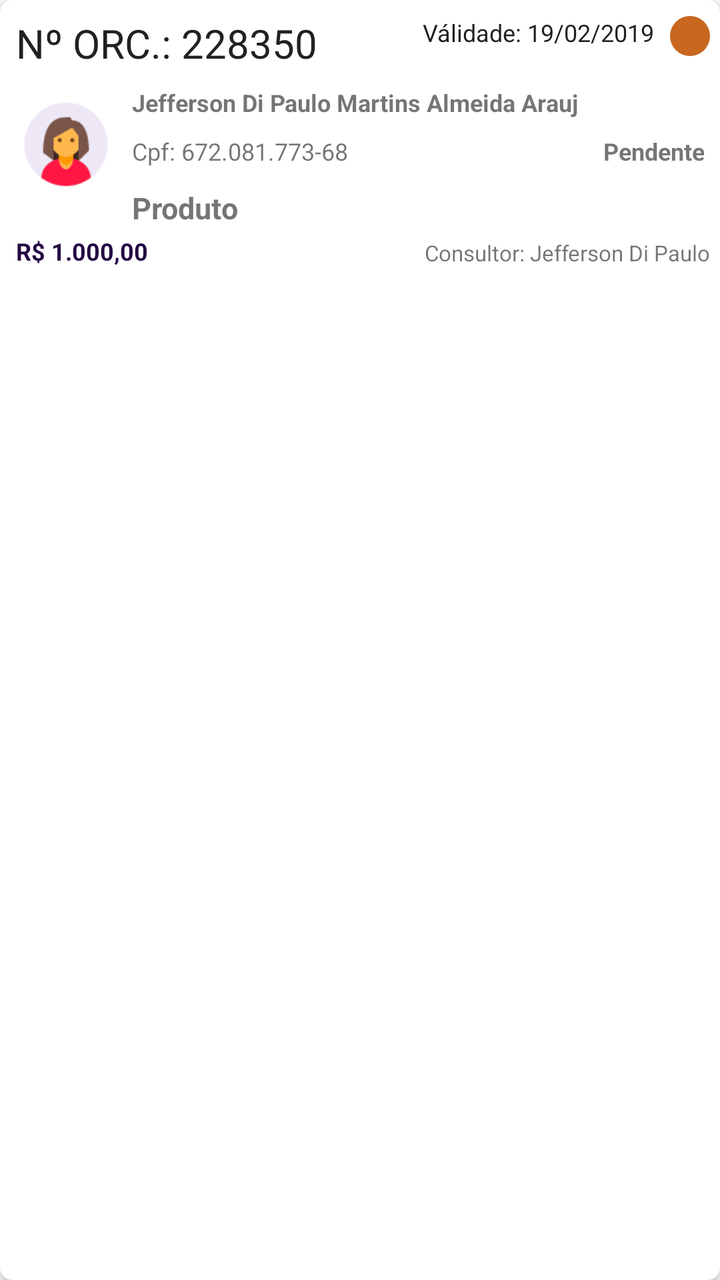
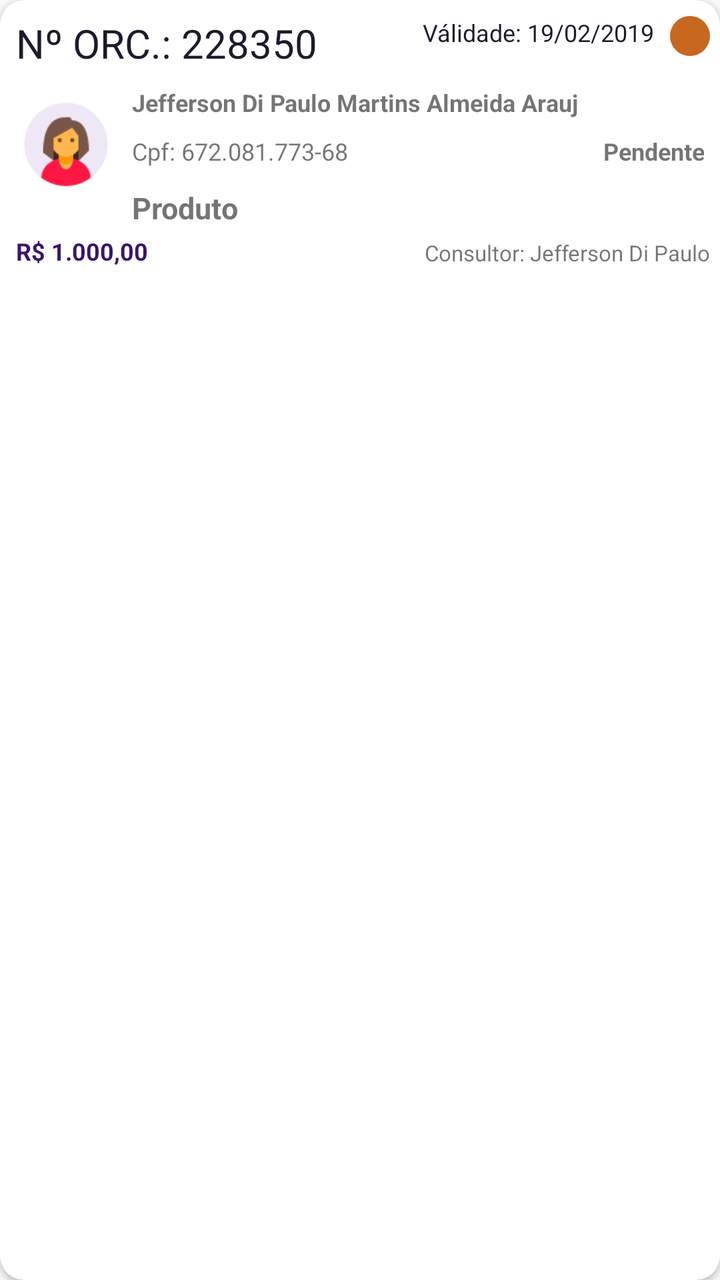

The first picture is an Android layout as it rendered before a commit; the second is the same layout after the commit. The layout source and the unified diff follow.
<!-- AndroidManifest.xml: application theme AppTheme -->
<!-- res/layout/adapter_encomenda.xml -->
<?xml version="1.0" encoding="utf-8"?>
<androidx.cardview.widget.CardView
    xmlns:android="http://schemas.android.com/apk/res/android"
    xmlns:app="http://schemas.android.com/apk/res-auto"
    xmlns:tools="http://schemas.android.com/tools"
    android:layout_width="match_parent"
    android:layout_height="wrap_content"
    android:layout_marginLeft="8dp"
    android:layout_marginTop="5dp"
    android:layout_marginRight="8dp"
    android:layout_marginBottom="16dp"
    android:background="@color/icons"
    app:cardCornerRadius="6dp"
    app:cardElevation="2dp">


    <androidx.constraintlayout.widget.ConstraintLayout
        android:layout_width="match_parent"
        android:layout_height="wrap_content">

        <TextView
            android:id="@+id/enc_adp_numped"
            android:layout_width="wrap_content"
            android:layout_height="wrap_content"
            android:layout_marginStart="8dp"
            android:layout_marginTop="8dp"
            android:text="Nº ORC.: 228350"
            android:textColor="@color/primary_text"
            android:textSize="20sp"
            app:layout_constraintStart_toStartOf="parent"
            app:layout_constraintTop_toTopOf="parent" />

        <TextView
            android:id="@+id/enc_adp_txtcliente"
            android:layout_width="0dp"
            android:layout_height="wrap_content"
            android:layout_marginStart="8dp"
            android:layout_marginTop="8dp"
            android:layout_marginEnd="5dp"
            android:text="Jefferson Di Paulo Martins Almeida Arauj "
            android:textSize="12sp"
            android:textStyle="bold"
            app:layout_constraintEnd_toEndOf="parent"
            app:layout_constraintStart_toEndOf="@+id/enc_adp_imgCliente"
            app:layout_constraintTop_toBottomOf="@+id/enc_adp_numped" />


        <TextView
            android:id="@+id/enc_adp_txtvalidade"
            android:layout_width="0dp"
            android:layout_height="wrap_content"
            android:layout_marginStart="8dp"
            android:layout_marginTop="8dp"
            android:layout_marginEnd="8dp"
            android:text="Válidade: 19/02/2019"
            android:textAlignment="viewEnd"
            android:textColor="@color/primary_text"
            android:textSize="12sp"
            app:layout_constraintEnd_toStartOf="@+id/enc_adp_indicador"
            app:layout_constraintHorizontal_bias="1.0"
            app:layout_constraintStart_toEndOf="@+id/enc_adp_numped"
            app:layout_constraintTop_toTopOf="parent" />

        <LinearLayout
            android:layout_width="wrap_content"
            android:layout_height="wrap_content"
            android:layout_marginTop="1dp"
            android:layout_marginEnd="25dp"
            android:orientation="horizontal"
            app:layout_constraintEnd_toEndOf="parent"
            app:layout_constraintTop_toBottomOf="@id/enc_adp_txtvalidade"/>

        <TextView
            android:id="@+id/enc_adp_txtcpf"
            android:layout_width="0dp"
            android:layout_height="wrap_content"
            android:layout_marginStart="8dp"
            android:layout_marginTop="8dp"
            android:text="Cpf: 672.081.773-68"
            android:textSize="12sp"
            app:layout_constraintStart_toEndOf="@+id/enc_adp_imgCliente"
            app:layout_constraintTop_toBottomOf="@+id/enc_adp_txtcliente" />

        <TextView
            android:id="@+id/enc_adp_txtstatus"
            android:layout_width="0dp"
            android:layout_height="wrap_content"
            android:layout_marginStart="8dp"
            android:layout_marginTop="8dp"
            android:layout_marginEnd="8dp"
            android:text="Pendente"
            android:textAlignment="viewEnd"
            android:textSize="12sp"
            android:textStyle="bold"
            app:layout_constraintEnd_toEndOf="parent"
            app:layout_constraintHorizontal_bias="1.0"
            app:layout_constraintStart_toEndOf="@+id/enc_adp_txtcpf"
            app:layout_constraintTop_toBottomOf="@+id/enc_adp_txtcliente" />

        <TextView
            android:id="@+id/enc_adp_txttotal"
            android:layout_width="0dp"
            android:layout_height="wrap_content"
            android:layout_marginStart="8dp"
            android:layout_marginTop="8dp"
            android:layout_marginEnd="8dp"
            android:layout_marginBottom="8dp"
            android:text="R$ 1.000,00"
            android:textColor="@color/primary"
            android:textSize="12sp"
            android:textStyle="bold"
            app:layout_constraintBottom_toBottomOf="parent"
            app:layout_constraintEnd_toStartOf="@+id/enc_adp_txtconsultor"
            app:layout_constraintStart_toStartOf="parent"
             />


        <ImageView
            android:id="@+id/enc_adp_indicador"
            android:layout_width="20dp"
            android:layout_height="20dp"
            android:layout_marginTop="8dp"
            android:layout_marginEnd="5dp"
            android:src="@drawable/fundo_bt_flutuante_orange"
            app:layout_constraintEnd_toEndOf="parent"
            app:layout_constraintTop_toTopOf="parent" />

        <ImageView
            android:id="@+id/enc_adp_imgCliente"
            android:layout_width="50dp"
            android:layout_height="50dp"
            android:layout_marginStart="8dp"
            android:layout_marginBottom="8dp"
            android:src="@drawable/ic_pessoam"
            app:layout_constraintBottom_toTopOf="@+id/enc_adp_txttotal"
            app:layout_constraintStart_toStartOf="parent"
            app:layout_constraintTop_toBottomOf="@+id/enc_adp_numped" />


        <TextView
            android:id="@+id/enc_adp_txtProduto"
            android:layout_width="0dp"
            android:layout_height="wrap_content"
            android:layout_marginStart="8dp"
            android:layout_marginTop="10dp"
            android:layout_marginEnd="8dp"
            android:text="Produto"
            android:textSize="15sp"
            android:textStyle="bold"

            app:layout_constraintEnd_toEndOf="parent"
            app:layout_constraintStart_toEndOf="@+id/enc_adp_imgCliente"
            app:layout_constraintTop_toBottomOf="@+id/enc_adp_txtcpf" />

        <TextView
            android:id="@+id/enc_adp_txtconsultor"
            android:layout_width="0dp"
            android:layout_height="wrap_content"
            android:layout_marginTop="5dp"
            android:layout_marginEnd="5dp"
            android:layout_marginBottom="8dp"
            android:text="Consultor: Jefferson Di Paulo"
            android:textAlignment="viewEnd"
            android:textSize="11sp"
            app:layout_constraintBottom_toBottomOf="parent"
            app:layout_constraintEnd_toEndOf="parent"
            app:layout_constraintTop_toBottomOf="@+id/enc_adp_txtProduto"
            app:layout_constraintVertical_bias="0.541" />


    </androidx.constraintlayout.widget.ConstraintLayout>


</androidx.cardview.widget.CardView>
<!-- resources referenced by this layout -->
<resources>
  <color name="icons">#FFFFFF</color>
  <color name="primary">#240842</color>
  <color name="primary_text">#212121</color>
  <!-- drawable fundo_bt_flutuante_orange (drawable) -->
  <shape android:shape="oval" xmlns:android="http://schemas.android.com/apk/res/android">
      <solid android:color="@color/laranja"></solid>
  </shape>
  <!-- drawable ic_pessoam: png bitmap (drawable, 4258 bytes) -->
  <style name="AppTheme" parent="Theme.AppCompat.Light.DarkActionBar">
          
          <item name="colorPrimary">@color/primary</item>
          <item name="colorPrimaryDark">@color/primary_dark</item>
          <item name="colorAccent">@color/accent</item>
          <item name="android:windowOptOutEdgeToEdgeEnforcement" tools:targetApi="35">true</item>
          <item name="windowActionBarOverlay">false</item>
          <item name="android:windowActionBarOverlay">false</item>
          <item name="android:statusBarColor">@color/primary_dark</item>
          <item name="android:windowLightStatusBar" tools:targetApi="23">false</item>
          <item name="android:textColorPrimary">@color/primary_text</item>
          <item name="android:textColorSecondary">@color/secondary_text</item>
          <item name="android:colorControlNormal">@color/secondary_text</item>
          <item name="android:colorControlActivated">@color/primary</item>
          <item name="android:icon">@color/icons</item>
          <item name="android:colorButtonNormal" tools:targetApi="lollipop">@color/primary_dark</item>
          <item name="android:divider">@color/divider</item>
  
  
      </style>
  <color name="laranja">#C8671E</color>
  <color name="primary_dark">#18042E</color>
  <color name="accent">#8A18D1</color>
  <color name="secondary_text">#757575</color>
  <color name="divider">#E0E0E0</color>
</resources>

<!-- the commit's change to res/layout/adapter_encomenda.xml (unified diff, before → after) -->
@@ -10,7 +10,7 @@
     android:layout_marginRight="8dp"
     android:layout_marginBottom="16dp"
     android:background="@color/icons"
-    app:cardCornerRadius="6dp"
+    app:cardCornerRadius="12dp"
     app:cardElevation="2dp">
 
 
<!-- resource entries referenced after the edit -->
@@ -1,14 +1,23 @@
 <!-- resources referenced by this layout -->
 <resources>
   <color name="icons">#FFFFFF</color>
-  <color name="primary">#240842</color>
-  <color name="primary_text">#212121</color>
+  <color name="primary">#3A1470</color>
+  <color name="primary_text">#1E1A2B</color>
   <!-- drawable fundo_bt_flutuante_orange (drawable) -->
   <shape android:shape="oval" xmlns:android="http://schemas.android.com/apk/res/android">
       <solid android:color="@color/laranja"></solid>
   </shape>
   <!-- drawable ic_pessoam: png bitmap (drawable, 4258 bytes) -->
-  <style name="AppTheme" parent="Theme.AppCompat.Light.DarkActionBar">
+  <style name="AppTheme" parent="Theme.MaterialComponents.Light.DarkActionBar.Bridge">
+          
+          <item name="colorSecondary">@color/accent</item>
+          <item name="colorOnSecondary">@color/icons</item>
+          <item name="shapeAppearanceSmallComponent">@style/ShapeAppearance.Fikon.Small</item>
+          <item name="shapeAppearanceMediumComponent">@style/ShapeAppearance.Fikon.Medium</item>
+          <item name="materialButtonStyle">@style/Widget.Fikon.Button</item>
+          <item name="cardViewStyle">@style/Widget.Fikon.CardView</item>
+          <item name="android:textColorHint">@color/secondary_text</item>
+  
           
           <item name="colorPrimary">@color/primary</item>
           <item name="colorPrimaryDark">@color/primary_dark</item>
@@ -29,9 +38,28 @@
   
       </style>
   <color name="laranja">#C8671E</color>
-  <color name="primary_dark">#18042E</color>
+  <color name="primary_dark">#24094A</color>
   <color name="accent">#8A18D1</color>
-  <color name="secondary_text">#757575</color>
-  <color name="divider">#E0E0E0</color>
+  <style name="ShapeAppearance.Fikon.Small" parent="ShapeAppearance.MaterialComponents.SmallComponent">
+          <item name="cornerFamily">rounded</item>
+          <item name="cornerSize">12dp</item>
+      </style>
+  <style name="ShapeAppearance.Fikon.Medium" parent="ShapeAppearance.MaterialComponents.MediumComponent">
+          <item name="cornerFamily">rounded</item>
+          <item name="cornerSize">16dp</item>
+      </style>
+  <style name="Widget.Fikon.Button" parent="Widget.MaterialComponents.Button">
+          <item name="cornerRadius">12dp</item>
+          <item name="android:letterSpacing">0.04</item>
+          <item name="android:fontFamily">sans-serif-medium</item>
+      </style>
+  <style name="Widget.Fikon.CardView" parent="CardView">
+          <item name="cardCornerRadius">12dp</item>
+          <item name="cardElevation">2dp</item>
+          <item name="cardBackgroundColor">@color/surface</item>
+      </style>
+  <color name="secondary_text">#6B6680</color>
+  <color name="divider">#E6E3EE</color>
+  <color name="surface">#FFFFFF</color>
 </resources>
 
